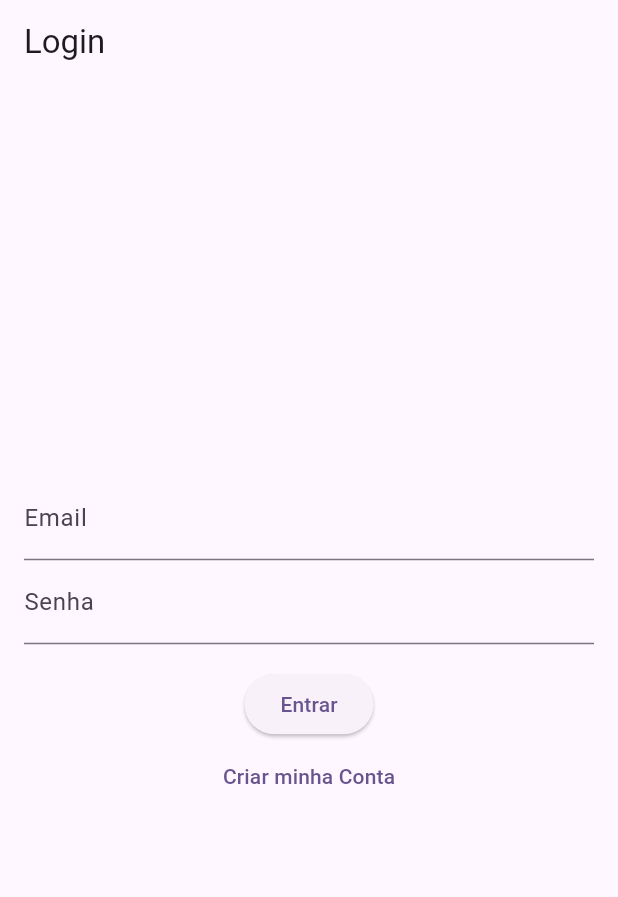
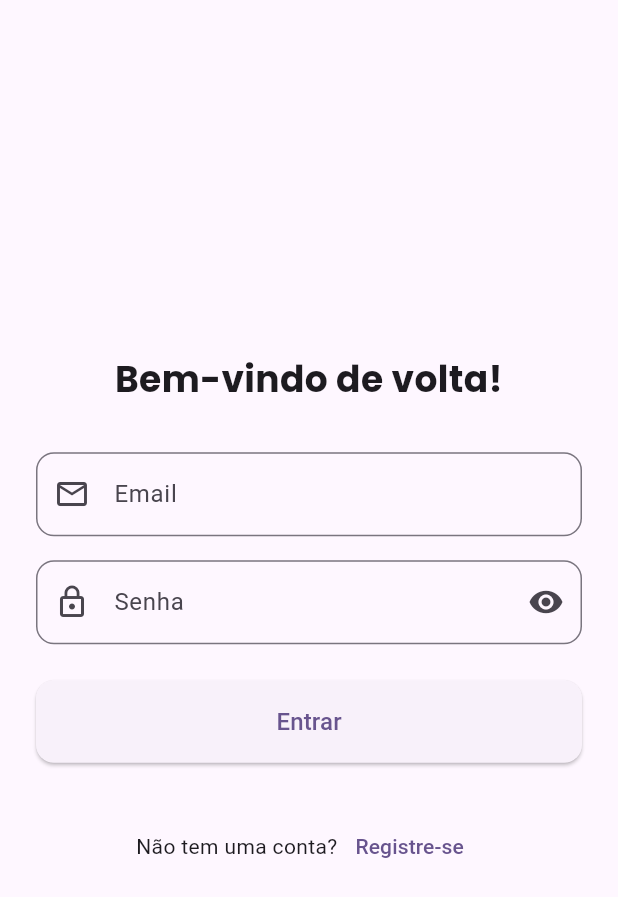
Before and after one commit to luizfilhipi/VidaPlus, a Flutter app: the screen it shows after launch, on a phone screen of 412 x 824 dp. Shown: the top 897 px of the screen. Run offline on Flutter 3.47's test engine with Material 3 defaults, Android fonts, the phone set to English and light mode, and no system bars; our stand-ins replace firebase_auth, firebase_core, get, google_fonts, google_sign_in; accounts and stored records are empty; generated files the repository leaves out were written again.

Commit message:
feat(auth): alteracao da pagina de login

```diff
--- a/lib/domain/repositories/auth_repository.dart
+++ b/lib/domain/repositories/auth_repository.dart
@@ -1,7 +1,6 @@
 import '../entities/user_entity.dart';
 
-abstract class AuthRepository {
-  Future<UserEntity> login(String email, String password);
+abstract class AuthRepository {  Future<UserEntity> login(String email, String password);
   Future<UserEntity> register(String email, String password);
   Future<void> logout();
   Future<UserEntity?> getCurrentUser();
--- a/lib/main.dart
+++ b/lib/main.dart
@@ -1,39 +1,38 @@
+import 'package:firebase_core/firebase_core.dart';
 import 'package:flutter/material.dart';
-import 'package:firebase_core/firebase_core.dart';
-import 'firebase_options.dart';
+import 'package:flutter_vidaplus/presentation/controllers/auth_controller.dart';
 import 'package:get/get.dart';
-import 'data/datasources/firebase_auth_datasource.dart';
-import 'data/repositories_impl/auth_repository_impl.dart';
-import 'presentation/controllers/auth_controller.dart';
-import 'presentation/pages/login_page.dart';
+import './firebase_options.dart';
+import './presentation/bindings/auth_bindings.dart';
+import './presentation/pages/login_page.dart';
 
-
-void main() async{
+void main() async {
   WidgetsFlutterBinding.ensureInitialized();
-
   await Firebase.initializeApp(
     options: DefaultFirebaseOptions.currentPlatform,
   );
 
-  final authRepository = AuthRepositoryImpl(FirebaseAuthDataSource());
-  final authController = AuthController(authRepository);
+  await initializeDependencies();
+  runApp(const MyApp());
+}
 
-  runApp(MyApp(controller: authController));
+Future<void> initializeDependencies() async {
+  final bindings = AuthBindings();
+  bindings.dependencies();
 }
 
 class MyApp extends StatelessWidget {
-  final AuthController controller;
-
-  const MyApp({super.key, required this.controller});
+  const MyApp({super.key});
 
   @override
   Widget build(BuildContext context) {
     return GetMaterialApp(
-      title: 'Vida+',
+      title: 'VidaPlus',
       theme: ThemeData(
         colorScheme: ColorScheme.fromSeed(seedColor: Colors.deepPurple),
+        useMaterial3: true,
       ),
-      home: LoginPage(controller: controller),
+      home: LoginPage(controller: Get.find<AuthController>()),
     );
   }
 }
--- a/lib/presentation/pages/login_page.dart
+++ b/lib/presentation/pages/login_page.dart
@@ -1,49 +1,180 @@
 import 'package:flutter/material.dart';
 import 'package:get/get.dart';
+import 'package:google_fonts/google_fonts.dart';
 import '../controllers/auth_controller.dart';
 import './register_page.dart';
 
-class LoginPage extends StatelessWidget {
-  final emailController = TextEditingController();
-  final passwordController = TextEditingController();
+class LoginPage extends StatefulWidget {
   final AuthController controller;
 
-  LoginPage({super.key, required this.controller});
+  const LoginPage({super.key, required this.controller});
+
+  @override
+  State<LoginPage> createState() => _LoginPageState();
+}
+
+class _LoginPageState extends State<LoginPage> {
+  final _formKey = GlobalKey<FormState>();
+  final _emailController = TextEditingController();
+  final _passwordController = TextEditingController();
+  bool _isPasswordVisible = false;
+
+  @override
+  void dispose() {
+    _emailController.dispose();
+    _passwordController.dispose();
+    super.dispose();
+  }
+
+  String? _validateEmail(String? value) {
+    if (value == null || value.isEmpty) {
+      return 'Por favor, insira seu email';
+    }
+    if (!RegExp(r'^[\w-\.]+@([\w-]+\.)+[\w-]{2,4}$').hasMatch(value)) {
+      return 'Por favor, insira um email válido';
+    }
+    return null;
+  }
+
+  String? _validatePassword(String? value) {
+    if (value == null || value.isEmpty) {
+      return 'Por favor, insira sua senha';
+    }
+    if (value.length < 6) {
+      return 'A senha deve ter pelo menos 6 caracteres';
+    }
+    return null;
+  }
+
+  void _handleLogin() async {
+    if (_formKey.currentState!.validate()) {
+      await widget.controller.login(
+        _emailController.text,
+        _passwordController.text,
+      );
+    }
+  }
 
   @override
   Widget build(BuildContext context) {
     return Scaffold(
-      appBar: AppBar(title: const Text('Login')),
-      body: Center(
-        child:SingleChildScrollView(
-          child: Padding(
-            padding: const EdgeInsets.all(16),
+      body: SafeArea(
+        child: Center(
+          child: SingleChildScrollView(
+            padding: const EdgeInsets.all(24),
+            child: Form(
+              key: _formKey,
               child: Column(
-              crossAxisAlignment: CrossAxisAlignment.center,
+                mainAxisAlignment: MainAxisAlignment.center,
+                crossAxisAlignment: CrossAxisAlignment.stretch,
                 children: [
-                TextField(controller: emailController, decoration: const InputDecoration(labelText: 'Email')),
-                TextField(controller: passwordController, decoration: const InputDecoration(labelText: 'Senha'), obscureText: true),
-                const SizedBox(height: 16),
-                Obx(() => controller.isLoading.value
-                    ? const CircularProgressIndicator()
-                    : ElevatedButton(
+                  Text(
+                    'Bem-vindo de volta!',
+                    style: GoogleFonts.poppins(
+                      fontSize: 24,
+                      fontWeight: FontWeight.bold,
+                    ),
+                    textAlign: TextAlign.center,
+                  ),
+                  const SizedBox(height: 32),
+                  TextFormField(
+                    controller: _emailController,
+                    decoration: InputDecoration(
+                      labelText: 'Email',
+                      hintText: 'seu@email.com',
+                      prefixIcon: const Icon(Icons.email_outlined),
+                      border: OutlineInputBorder(
+                        borderRadius: BorderRadius.circular(12),
+                      ),
+                    ),
+                    keyboardType: TextInputType.emailAddress,
+                    textInputAction: TextInputAction.next,
+                    validator: _validateEmail,
+                    autofillHints: const [AutofillHints.email],
+                  ),
+                  const SizedBox(height: 16),                  TextFormField(
+                    controller: _passwordController,
+                    decoration: InputDecoration(
+                      labelText: 'Senha',
+                      prefixIcon: const Icon(Icons.lock_outline),
+                      suffixIcon: IconButton(
+                        icon: Icon(
+                          _isPasswordVisible
+                              ? Icons.visibility_off
+                              : Icons.visibility,
+                        ),
                         onPressed: () {
-                    controller.login(emailController.text, passwordController.text);
+                          setState(() {
+                            _isPasswordVisible = !_isPasswordVisible;
+                          });
                         },
-                  child: const Text('Entrar'),
+                      ),
+                      border: OutlineInputBorder(
+                        borderRadius: BorderRadius.circular(12),
+                      ),
+                    ),
+                    obscureText: !_isPasswordVisible,
+                    validator: _validatePassword,
+                    textInputAction: TextInputAction.done,
+                    onFieldSubmitted: (_) => _handleLogin(),
+                    autofillHints: const [AutofillHints.password],
+                  ),
+                  const SizedBox(height: 24),
+                  Obx(() => ElevatedButton(
+                        onPressed: widget.controller.isLoading.value
+                            ? null
+                            : _handleLogin,
+                        style: ElevatedButton.styleFrom(
+                          padding: const EdgeInsets.symmetric(vertical: 16),
+                          shape: RoundedRectangleBorder(
+                            borderRadius: BorderRadius.circular(12),
+                          ),
+                        ),
+                        child: widget.controller.isLoading.value
+                            ? const SizedBox(
+                                height: 20,
+                                width: 20,
+                                child: CircularProgressIndicator(
+                                  strokeWidth: 2,
+                                ),
+                              )
+                            : const Text(
+                                'Entrar',
+                                style: TextStyle(fontSize: 16),
+                              ),
                       )),
+                  const SizedBox(height: 8),
+                  Obx(() {
+                    if (widget.controller.error.value.isNotEmpty) {
+                      return Padding(
+                        padding: const EdgeInsets.only(top: 8),
+                        child: Text(
+                          widget.controller.error.value,
+                          style: const TextStyle(color: Colors.red),
+                          textAlign: TextAlign.center,
+                        ),
+                      );
+                    }
+                    return const SizedBox.shrink();
+                  }),
+                  const SizedBox(height: 24),
+                  Row(
+                    mainAxisAlignment: MainAxisAlignment.center,
+                    children: [
+                      const Text('Não tem uma conta?'),
                       TextButton(
                         onPressed: () {
-                    Get.to(() => RegisterPage(controller: controller));
+                          Get.to(() => RegisterPage(controller: widget.controller));
                         },
-                  child: const Text('Criar minha Conta'),
+                        child: const Text('Registre-se'),
                       ),
-                Obx(() => Text(controller.error.value, style: const TextStyle(color: Colors.red)
-                )),
+                    ],
+                  ),
                 ],
               ),
             ),
-        )
+          ),
+        ),
       ),
     );
   }
```
Also changed, not shown: lib/data/repositories_impl/firebase_auth_repository.dart (added, +121 -0 lines), lib/presentation/bindings/auth_bindings.dart (added, +19 -0 lines), lib/presentation/controllers/auth_controller.dart (+29 -0 lines), pubspec.yaml (+6 -1 lines). Lines whose indentation alone changed are shown as unchanged.
